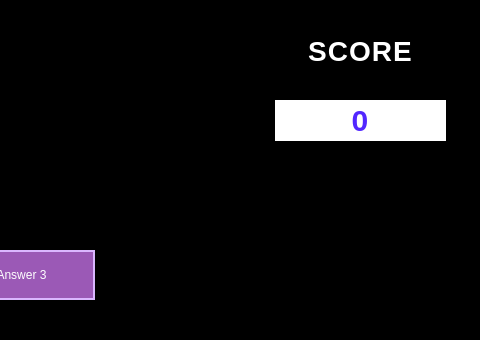
This is gamepage.ui in aishug18/GeoBreakerGame as Qt 5 draws it before an edit; both pictures show x 555 to 1035 and y 0 to 340 of the 1035 by 771 pixel window. The edited form follows.
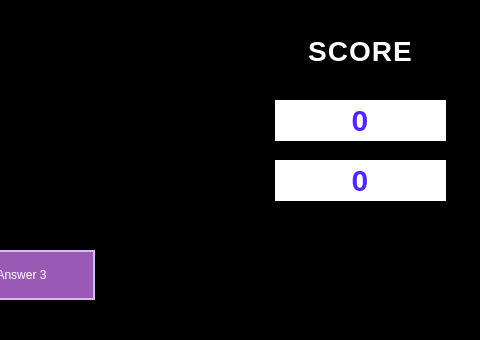
This is the edited form.

Patch:
```diff
--- a/gamepage.ui
+++ b/gamepage.ui
@@ -136,6 +136,34 @@
      <set>Qt::AlignmentFlag::AlignCenter</set>
     </property>
    </widget>
+   <widget class="QLabel" name="timer">
+    <property name="geometry">
+     <rect>
+      <x>20</x>
+      <y>160</y>
+      <width>171</width>
+      <height>41</height>
+     </rect>
+    </property>
+    <property name="font">
+     <font>
+      <pointsize>-1</pointsize>
+      <fontweight>DemiBold</fontweight>
+     </font>
+    </property>
+    <property name="styleSheet">
+     <string notr="true">QLabel {
+        background-color: rgb(255, 255, 255);
+        color: rgb(82, 39, 255);
+}</string>
+    </property>
+    <property name="text">
+     <string>0</string>
+    </property>
+    <property name="alignment">
+     <set>Qt::AlignmentFlag::AlignCenter</set>
+    </property>
+   </widget>
   </widget>
   <widget class="QLabel" name="label_2">
    <property name="geometry">
```
Left out of the diff: 2 changed lines with no effect on the pictures.
